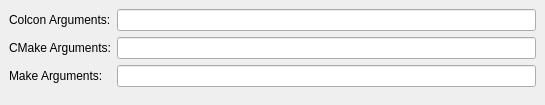
Above: src/project_manager/ros_colcon_step.ui from ros-industrial/ros_qtc_plugin before the change. Below: the same form after it.
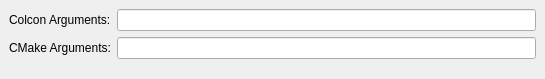
That is the form after the change.

Commit message: remove make arg option from colcon

The edit to the form file:
```diff
--- a/src/project_manager/ros_colcon_step.ui
+++ b/src/project_manager/ros_colcon_step.ui
@@ -7,7 +7,7 @@
     <x>0</x>
     <y>0</y>
     <width>545</width>
-    <height>105</height>
+    <height>79</height>
    </rect>
   </property>
   <layout class="QFormLayout" name="formLayout">
@@ -53,22 +53,6 @@
    <item row="1" column="1">
     <widget class="QLineEdit" name="cmakeArgumentsLineEdit"/>
    </item>
-   <item row="2" column="0">
-    <widget class="QLabel" name="makeArgumentsLabel">
-     <property name="sizePolicy">
-      <sizepolicy hsizetype="Preferred" vsizetype="Preferred">
-       <horstretch>0</horstretch>
-       <verstretch>0</verstretch>
-      </sizepolicy>
-     </property>
-     <property name="text">
-      <string>Make Arguments:</string>
-     </property>
-    </widget>
-   </item>
-   <item row="2" column="1">
-    <widget class="QLineEdit" name="makeArgumentsLineEdit"/>
-   </item>
   </layout>
  </widget>
  <resources/>
```
Left out of the diff: 2 changed lines with no effect on the pictures. The commit also changes 2 other files.
